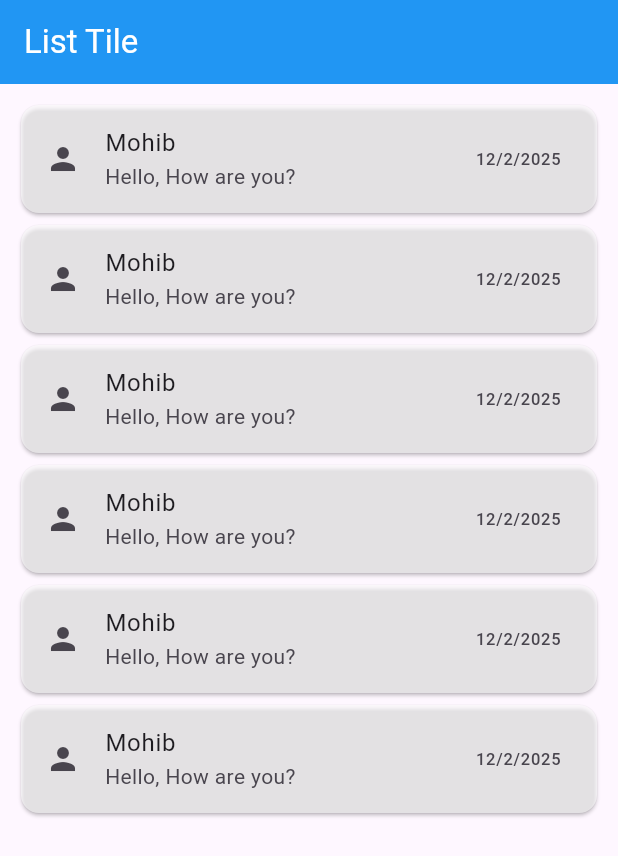
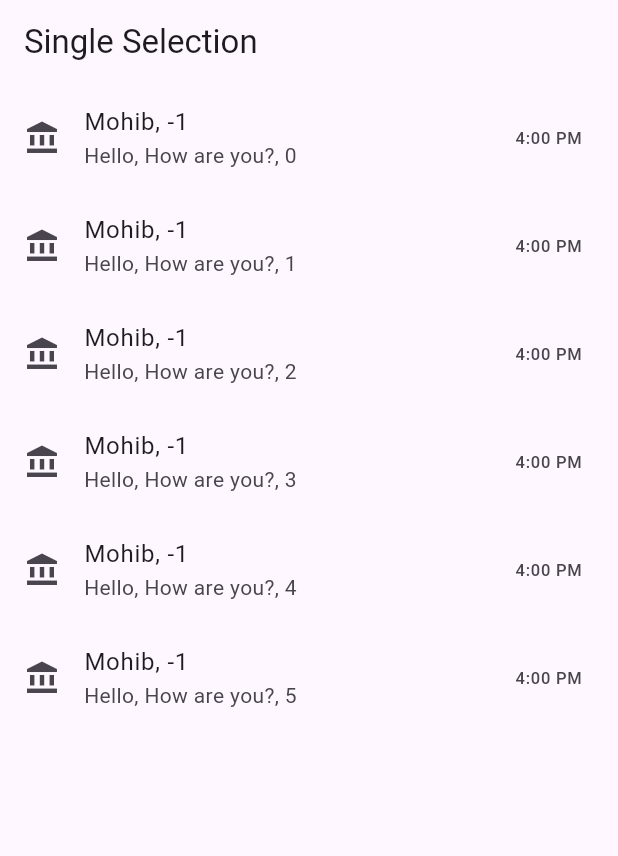
Before and after one commit to AbRehman536/mohib_frontend, a Flutter app: the screen it shows after launch, on a phone screen of 412 x 824 dp. Shown: the top 856 px of the screen. Run offline on Flutter 3.47's test engine with Material 3 defaults, Android fonts, the phone set to English and light mode, and no system bars.

Commit message:
Single Selection Done

```diff
--- a/lib/main.dart
+++ b/lib/main.dart
@@ -3,6 +3,7 @@ import 'package:mohib_frontend/images.dart';
 import 'package:mohib_frontend/listtile_demo.dart';
 import 'package:mohib_frontend/nested_row_column.dart';
 import 'package:mohib_frontend/row_column.dart';
+import 'package:mohib_frontend/single_selection.dart';
 
 import 'appBar.dart';
 
@@ -36,7 +37,7 @@ class MyApp extends StatelessWidget {
         // tested with just a hot reload.
         colorScheme: ColorScheme.fromSeed(seedColor: Colors.deepPurple),
       ),
-      home: ListtileDemo(),
+      home: SingleSelection(),
     );
   }
 }
--- /dev/null
+++ b/lib/single_selection.dart
@@ -0,0 +1,38 @@
+import 'package:flutter/material.dart';
+
+class SingleSelection extends StatefulWidget {
+  const SingleSelection({super.key});
+
+  @override
+  State<SingleSelection> createState() => _SingleSelectionState();
+}
+
+class _SingleSelectionState extends State<SingleSelection> {
+  int selectedIndex = -1;
+  @override
+  Widget build(BuildContext context) {
+    return Scaffold(
+      appBar:AppBar(
+        title: Text("Single Selection"),
+      ),
+      body: ListView.builder(
+        itemCount: 6,
+        itemBuilder: (BuildContext context, int index) {
+          return ListTile(
+            onTap: (){
+              setState(() {
+                selectedIndex = index;
+              });
+            },
+            selected: selectedIndex == index,
+            selectedTileColor: Colors.blue,
+            selectedColor: Colors.white,
+            leading: Icon(selectedIndex == index ? Icons.person : Icons.account_balance),
+            title: Text("Mohib, $selectedIndex"),
+            subtitle: Text("Hello, How are you?, $index"),
+            trailing: Text(selectedIndex == index ? "12/3/2025" :"4:00 PM"),
+          );
+        },),
+    );
+  }
+}
```
